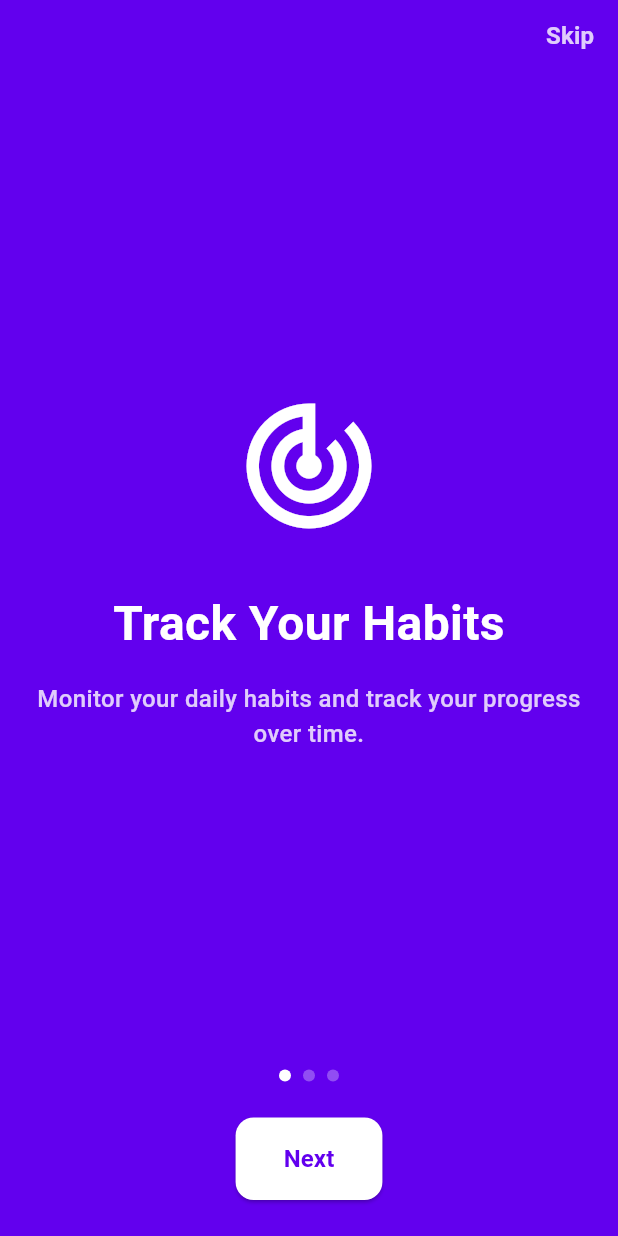
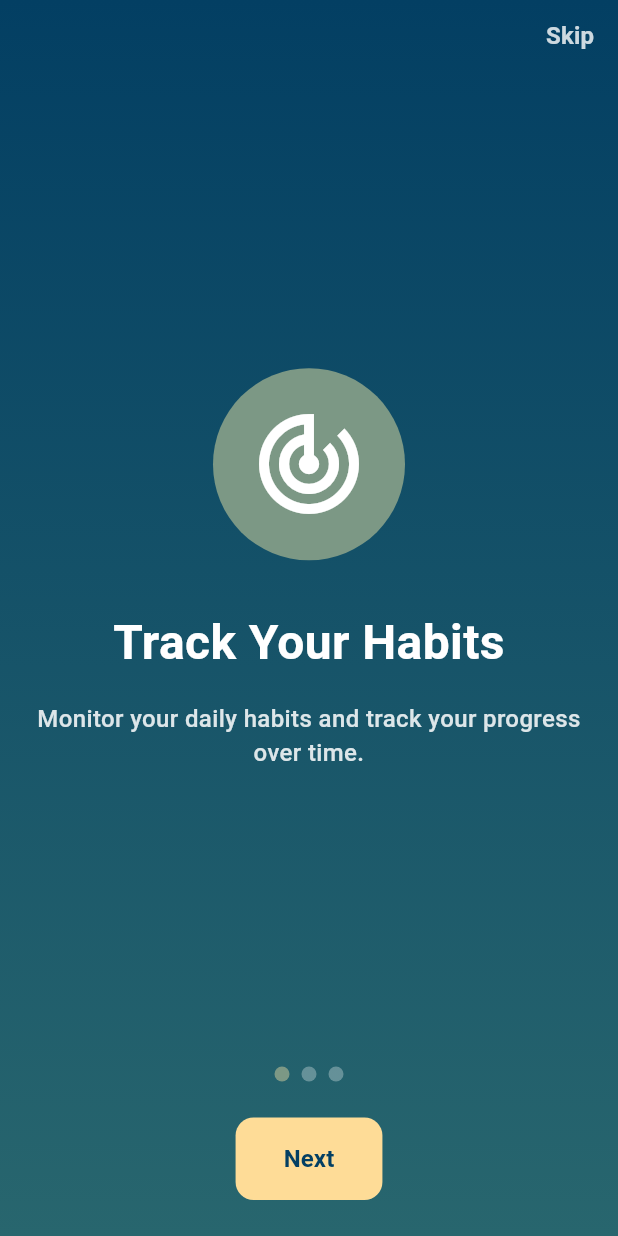
Before and after one commit to DelphineNiyo/Habitra, a Flutter app: the screen it shows after launch, on a phone screen of 412 x 824 dp. Run offline on Flutter 3.47's test engine with Material 3 defaults, Android fonts, the phone set to English and light mode, and no system bars; Roboto replaces fonts that are missing (OpenSans).

Commit message:
Added a few changes

```diff
--- a/lib/features/habit_management/pages/create_custom_habit_page.dart
+++ b/lib/features/habit_management/pages/create_custom_habit_page.dart
@@ -79,7 +79,7 @@ class _CreateCustomHabitPageState extends State<CreateCustomHabitPage> {
       appBar: AppBar(
         title: Text(widget.suggestion != null
             ? 'Customize ${widget.suggestion!.title}'
-            : 'Create Custom Habit'),
+            : 'Customize a Habit'),
         backgroundColor: AppColors.primary,
         foregroundColor: Colors.white,
         leading: IconButton(
@@ -269,7 +269,7 @@ class _CreateCustomHabitPageState extends State<CreateCustomHabitPage> {
                   ),
                 ),
               ),
-              const SizedBox(height: 32),
+              const SizedBox(height: 34),
               Center(
                 child: ElevatedButton(
                   onPressed: _handleSave,
--- a/lib/features/habit_management/widgets/habit_suggestion_grid.dart
+++ b/lib/features/habit_management/widgets/habit_suggestion_grid.dart
@@ -75,11 +75,12 @@ class HabitSuggestionGrid extends StatelessWidget {
               mainAxisAlignment: MainAxisAlignment.center,
               children: [
                 const Icon(Icons.add),
-                const SizedBox(width: 8),
+                const SizedBox(width: 4),
                 Text(
-                  'Create Custom Habit',
+                  'Customize a Habit',
                   style: AppText.titleMedium.copyWith(
                     fontWeight: FontWeight.bold,
+                    color: AppColors.onPrimary
                   ),
                 ),
               ],
--- a/lib/features/startup/pages/onboarding_screen.dart
+++ b/lib/features/startup/pages/onboarding_screen.dart
@@ -62,8 +62,18 @@ class _OnboardingScreenState extends State<OnboardingScreen> {
   @override
   Widget build(BuildContext context) {
     return Scaffold(
-      backgroundColor: AppColors.primary,
-      body: SafeArea(
+      body: Container(
+        decoration: const BoxDecoration(
+          gradient: LinearGradient(
+            begin: Alignment.topCenter,
+            end: Alignment.bottomCenter,
+            colors: [
+              Color(0xFF033f63), // deep blue
+              Color(0xFF28666e), // teal blue
+            ],
+          ),
+        ),
+        child: SafeArea(
           child: Column(
             children: [
               Align(
@@ -94,8 +104,8 @@ class _OnboardingScreenState extends State<OnboardingScreen> {
                 child: ElevatedButton(
                   onPressed: _nextPage,
                   style: ElevatedButton.styleFrom(
-                  backgroundColor: Colors.white,
-                  foregroundColor: AppColors.primary,
+                    backgroundColor: const Color(0xFFFEDC97), // soft yellow
+                    foregroundColor: const Color(0xFF033f63), // deep blue text
                     padding: const EdgeInsets.symmetric(
                       vertical: 16,
                       horizontal: 32,
@@ -103,16 +113,19 @@ class _OnboardingScreenState extends State<OnboardingScreen> {
                     shape: RoundedRectangleBorder(
                       borderRadius: BorderRadius.circular(12),
                     ),
+                    elevation: 0,
                   ),
                   child: Text(
                     _currentPage == _pages.length - 1 ? 'Get Started' : 'Next',
                     style: AppText.button.copyWith(
-                    color: AppColors.primary,
+                      color: const Color(0xFF033f63),
+                      fontWeight: FontWeight.bold,
                     ),
                   ),
                 ),
               ),
             ],
+          ),
         ),
       ),
     );
@@ -124,10 +137,17 @@ class _OnboardingScreenState extends State<OnboardingScreen> {
       child: Column(
         mainAxisAlignment: MainAxisAlignment.center,
         children: [
-          Icon(
+          Container(
+            decoration: BoxDecoration(
+              color: const Color(0xFF7c9885), // sage green accent
+              shape: BoxShape.circle,
+            ),
+            padding: const EdgeInsets.all(24),
+            child: Icon(
               page.icon,
-            size: 100,
+              size: 80,
               color: Colors.white,
+            ),
           ),
           const SizedBox(height: 32),
           Text(
@@ -142,7 +162,7 @@ class _OnboardingScreenState extends State<OnboardingScreen> {
           Text(
             page.description,
             style: AppText.titleMedium.copyWith(
-              color: Colors.white.withOpacity(0.8),
+              color: Colors.white.withOpacity(0.85),
             ),
             textAlign: TextAlign.center,
           ),
@@ -157,13 +177,13 @@ class _OnboardingScreenState extends State<OnboardingScreen> {
       children: List.generate(
         _pages.length,
         (index) => Container(
-          width: 8,
-          height: 8,
+          width: 10,
+          height: 10,
           margin: const EdgeInsets.symmetric(horizontal: 4),
           decoration: BoxDecoration(
             shape: BoxShape.circle,
             color: _currentPage == index
-                ? Colors.white
+                ? const Color(0xFF7c9885) // sage green
                 : Colors.white.withOpacity(0.3),
           ),
         ),
```
Also changed, not shown: lib/features/auth/pages/auth_choice_page.dart (+25 -13 lines), lib/features/dashboard/pages/home_page.dart (+0 -27 lines). Lines whose indentation alone changed are shown as unchanged.
